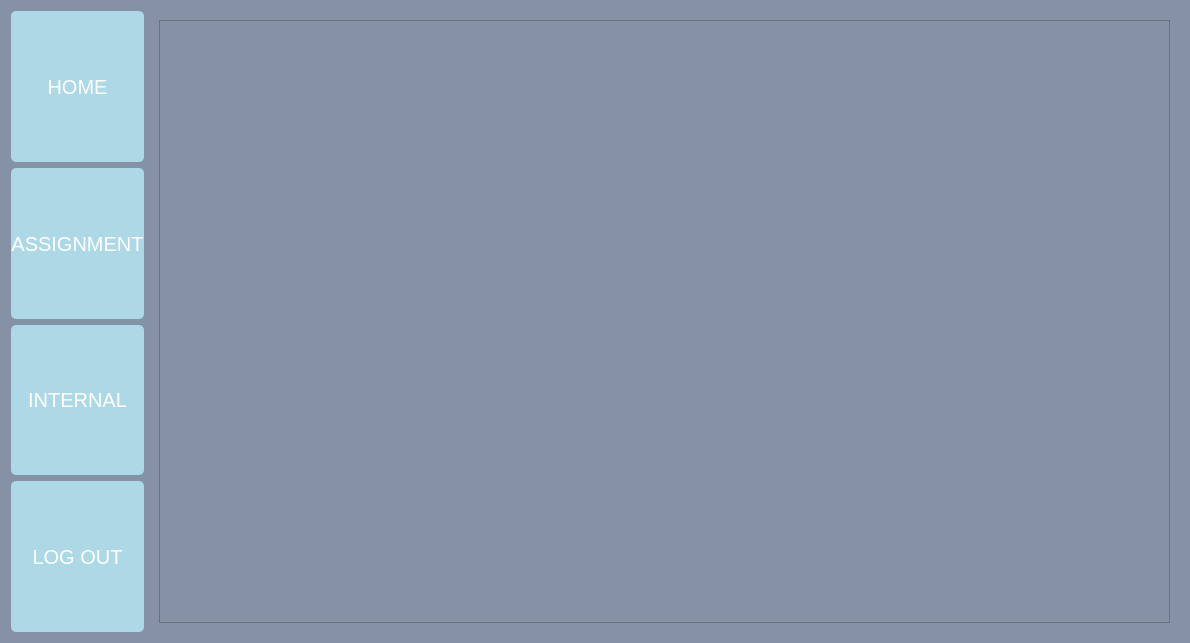
Prabesh-Sharma/IAMS, file secondialogbox/studentdashboard.ui: the form before one commit.
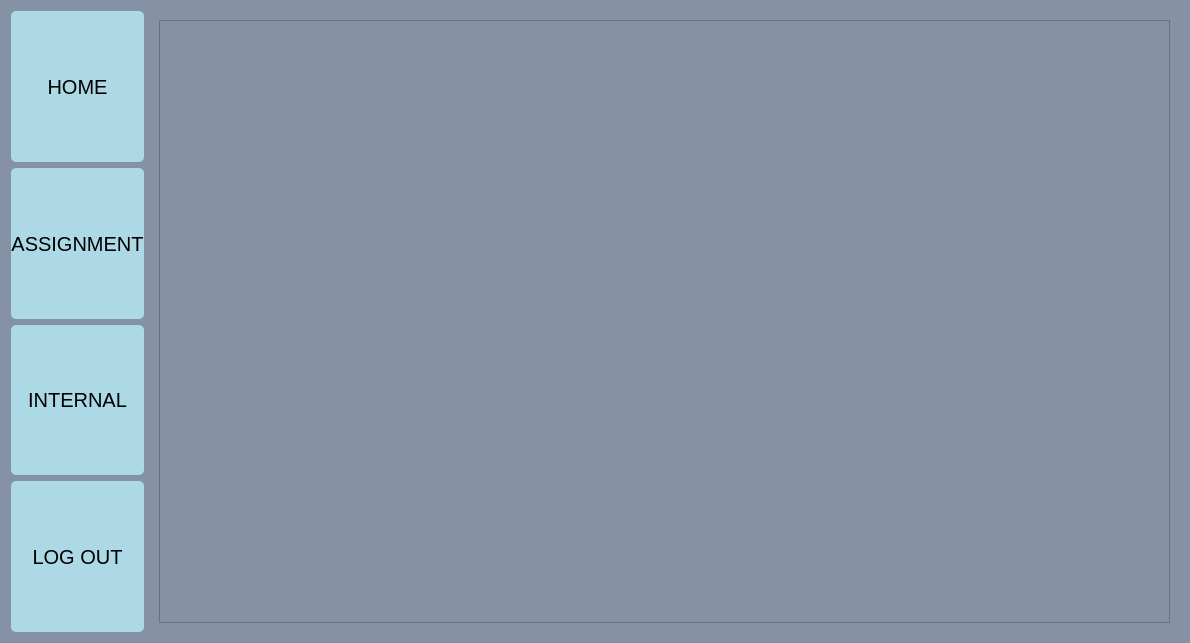
The form after the commit. The open tabs and pages were chosen to show the change.

The edit to the form file:
```diff
--- a/secondialogbox/studentdashboard.ui
+++ b/secondialogbox/studentdashboard.ui
@@ -34,7 +34,7 @@
           <string notr="true">QPushButton {
 	background-color: rgb(173, 216, 230);
 
-    color: white;
+    color: black;
     border: none;
     font-size: 20px;
     border-radius: 5px;
@@ -66,7 +66,7 @@
           <string notr="true">QPushButton {
 	background-color: rgb(173, 216, 230);
 
-    color: white;
+    color: black;
     border: none;
     font-size: 20px;
     border-radius: 5px;
@@ -98,7 +98,7 @@
           <string notr="true">QPushButton {
 	background-color: rgb(173, 216, 230);
 
-    color: white;
+    color: black;
     border: none;
     font-size: 20px;
     border-radius: 5px;
@@ -130,7 +130,7 @@
           <string notr="true">QPushButton {
 	background-color: rgb(173, 216, 230);
 
-    color: white;
+    color: black;
     border: none;
     font-size: 20px;
     border-radius: 5px;
```
Left out of the diff: 4 changed lines with no effect on the pictures.
